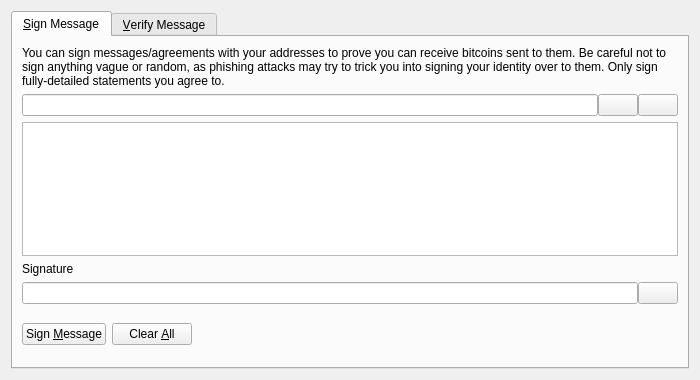
Above: src/qt/forms/signverifymessagedialog.ui from aurumcoin-au/Aurumcoin-AU before the change. Below: the same form after it.
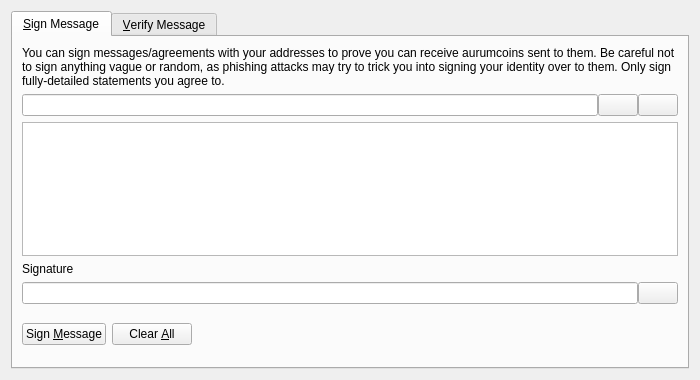
That is the form after the change. Icons and pictures are not drawn. Custom widgets are drawn as their Qt base class.

Commit message: program name aurumcoin /d,cli,qt

```diff
--- a/src/qt/forms/signverifymessagedialog.ui
+++ b/src/qt/forms/signverifymessagedialog.ui
@@ -30,7 +30,7 @@
        <item>
         <widget class="QLabel" name="infoLabel_SM">
          <property name="text">
-          <string>You can sign messages/agreements with your addresses to prove you can receive bitcoins sent to them. Be careful not to sign anything vague or random, as phishing attacks may try to trick you into signing your identity over to them. Only sign fully-detailed statements you agree to.</string>
+          <string>You can sign messages/agreements with your addresses to prove you can receive aurumcoins sent to them. Be careful not to sign anything vague or random, as phishing attacks may try to trick you into signing your identity over to them. Only sign fully-detailed statements you agree to.</string>
          </property>
          <property name="textFormat">
           <enum>Qt::PlainText</enum>
```
Left out of the diff: 26 changed lines with no effect on the pictures. The commit also changes 740 other files.
